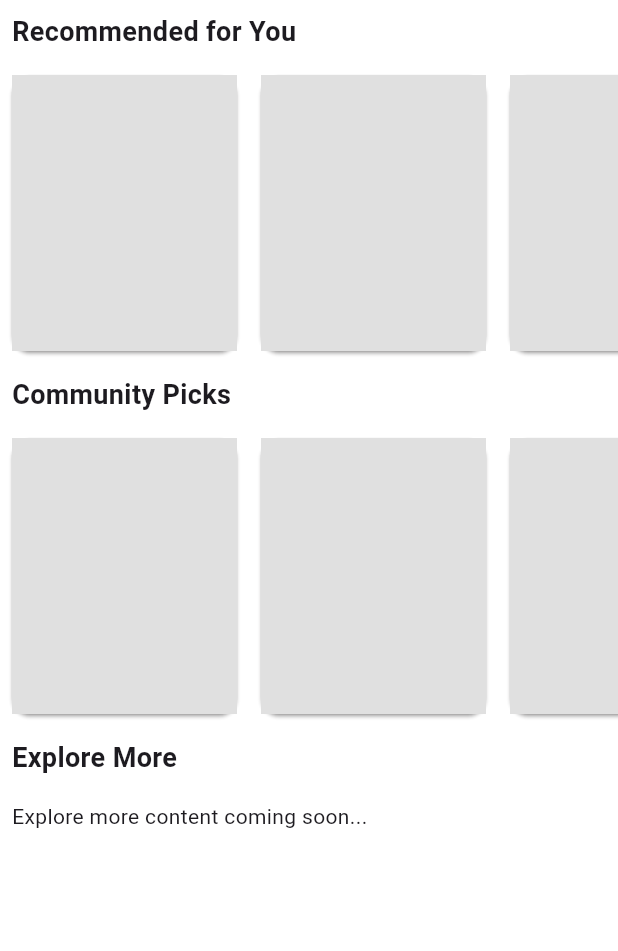
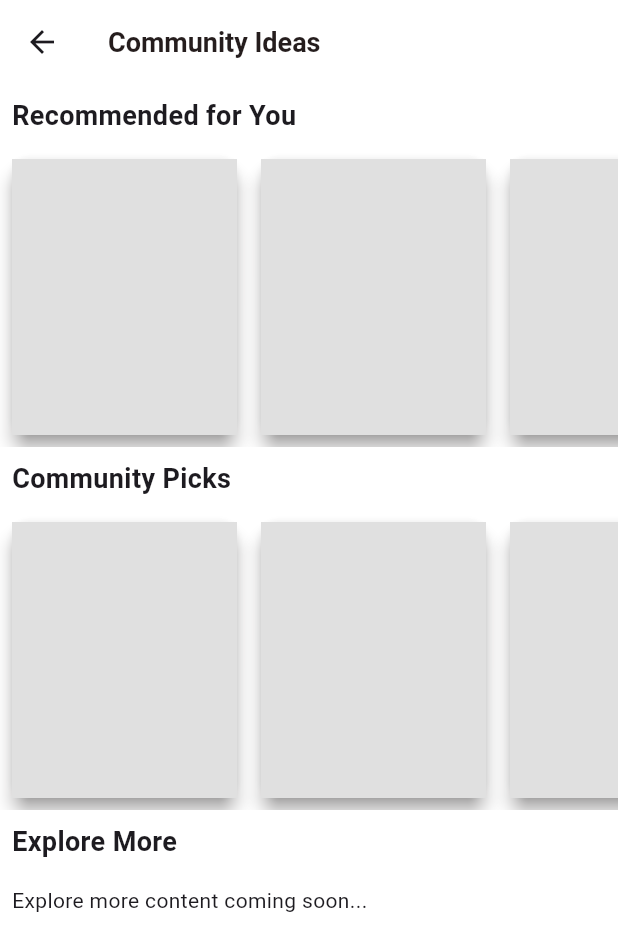
Before and after one commit to OBRND/Recipe, a Flutter app: the IdeasTab screen opened directly, on a phone screen of 412 x 824 dp. Shown: the top 951 px of the screen. Run offline on Flutter 3.47's test engine with Material 3 defaults, Android fonts, the phone set to English and light mode, and no system bars; our stand-ins replace cloud_firestore, easy_date_timeline, firebase_auth, firebase_core, palette_generator, sliding_clipped_nav_bar; accounts and stored records are empty.

Commit message:
theme and  screen updates

```diff
--- /dev/null
+++ b/lib/Screens/ideas.dart
@@ -0,0 +1,92 @@
+import 'package:flutter/material.dart';
+
+class IdeasTab extends StatefulWidget {
+  const IdeasTab({super.key});
+
+  @override
+  State<IdeasTab> createState() => Ideas();
+}
+
+class Ideas extends State<IdeasTab> {
+
+  @override
+  Widget build(BuildContext context) {
+    return Scaffold(
+      appBar: AppBar(title: Text('Community Ideas'),),
+      body: SingleChildScrollView(
+        child: Column(
+          crossAxisAlignment: CrossAxisAlignment.start,
+          children: [
+            sectionTitle("Recommended for You"),
+            RecommendedSection(),
+            sectionTitle("Community Picks"),
+            CommunitySection(),
+            sectionTitle("Explore More"),
+            ExploreMoreSection(),
+          ],
+        ),
+      ),
+    );
+  }
+
+  Widget sectionTitle(title) {
+    return Padding(
+      padding: const EdgeInsets.all(8.0),
+      child: Text(
+        title,
+        style: const TextStyle(fontSize: 18, fontWeight: FontWeight.bold),
+      ),
+    );
+  }
+}
+
+class RecommendedSection extends StatelessWidget {
+  @override
+  Widget build(BuildContext context) {
+    // Replace this placeholder with the logic to display recommended recipes.
+    return SizedBox(
+      height: 200,
+      child: ListView.builder(
+        scrollDirection: Axis.horizontal,
+        itemCount: 5, // Example count
+        itemBuilder: (context, index) {
+          return Card(
+            margin: const EdgeInsets.all(8),
+            child: Container(width: 150, color: Colors.grey[300]),
+          );
+        },
+      ),
+    );
+  }
+}
+
+class CommunitySection extends StatelessWidget {
+  @override
+  Widget build(BuildContext context) {
+    // Replace this placeholder with the logic to display trending recipes.
+    return SizedBox(
+      height: 200,
+      child: ListView.builder(
+        scrollDirection: Axis.horizontal,
+        itemCount: 5, // Example count
+        itemBuilder: (context, index) {
+          return Card(
+            margin: const EdgeInsets.all(8),
+            child: Container(width: 150, color: Colors.grey[300]),
+          );
+        },
+      ),
+    );
+  }
+}
+
+class ExploreMoreSection extends StatelessWidget {
+  @override
+  Widget build(BuildContext context) {
+    // Replace this placeholder with the logic to display additional content.
+    return Padding(
+      padding: const EdgeInsets.all(8.0),
+      child: Text("Explore more content coming soon..."),
+    );
+  }
+}
--- a/lib/Screens/recipe.dart
+++ b/lib/Screens/recipe.dart
@@ -19,44 +19,6 @@ class _RecipesState extends State<Recipes> with AutomaticKeepAliveClientMixin {
 
   @override
   Widget build(BuildContext context) {
-    super.build(context);
-    return DefaultTabController(
-      length: 2, // Two tabs: All Recipes and Ideas
-      child: Scaffold(
-        appBar: PreferredSize(
-          preferredSize: Size.fromHeight(40),
-          child: AppBar(
-            backgroundColor: Colors.white,
-            elevation: 1,
-            title: const TabBar(
-              labelColor: Colors.black,
-              unselectedLabelColor: Colors.black45,
-              indicatorColor: Color(0xFFFF3C00),
-              tabs: [
-                Tab(text: "Ideas",
-                height: 30,),
-                Tab(text: "All Recipes",
-                height: 30),
-              ],
-            ),
-          ),
-        ),
-        body: const TabBarView(
-          children: [
-            AllRecipesTab(), // New widget for "All Recipes"
-            IdeasTab(),      // New widget for "Ideas"
-          ],
-        ),
-      ),
-    );
-  }
-}
-
-class AllRecipesTab extends StatelessWidget {
-  const AllRecipesTab({super.key});
-
-  @override
-  Widget build(BuildContext context) {
     final user = Provider.of<UserID>(context);
     final userDataa = Provider.of<UserDataModel?>(context);
 
@@ -73,9 +35,7 @@ class AllRecipesTab extends StatelessWidget {
                   children: [
                     // Tab selector for switching between saved and recent recipes.
                     TabBar(
-                      labelColor: Colors.black,
                       unselectedLabelColor: Colors.black45,
-                      indicatorColor: Color(0xD7DF1313),
                       onTap: (i) {},
                       tabs: const [
                         Tab(text: 'Recently Viewed'),
@@ -231,12 +191,12 @@ class AllRecipesTab extends StatelessWidget {
                           borderRadius: BorderRadius.only(
                               bottomLeft: Radius.circular(10),
                               bottomRight: Radius.circular(10)),
-                          color: Color(0xE4C10606),
+                          color: Color(0xF4F32607),
                         ),
 
                         child: Padding(
                           padding: const EdgeInsets.all(8.0),
-                          child: Text(style: TextStyle(color: Colors.white),
+                          child: Text(style: TextStyle(color: Colors.white, fontWeight: FontWeight.bold),
                               index == 0 ? 'Breakfast' :
                               index == 1 ? 'Main Dish' :
                               index == 2 ? 'Dessert' :
@@ -253,92 +213,3 @@ class AllRecipesTab extends StatelessWidget {
     );
   }
 }
-
-class IdeasTab extends StatelessWidget {
-  const IdeasTab({super.key});
-
-  @override
-  Widget build(BuildContext context) {
-    return SingleChildScrollView(
-      child: Column(
-        crossAxisAlignment: CrossAxisAlignment.start,
-        children: [
-          const SectionTitle("Recommended for You"),
-          RecommendedSection(),
-          const SectionTitle("Community Picks"),
-          CommunitySection(),
-          const SectionTitle("Explore More"),
-          ExploreMoreSection(),
-        ],
-      ),
-    );
-  }
-}
-
-class SectionTitle extends StatelessWidget {
-  final String title;
-
-  const SectionTitle(this.title, {super.key});
-
-  @override
-  Widget build(BuildContext context) {
-    return Padding(
-      padding: const EdgeInsets.all(8.0),
-      child: Text(
-        title,
-        style: const TextStyle(fontSize: 18, fontWeight: FontWeight.bold),
-      ),
-    );
-  }
-}
-
-class RecommendedSection extends StatelessWidget {
-  @override
-  Widget build(BuildContext context) {
-    // Replace this placeholder with the logic to display recommended recipes.
-    return SizedBox(
-      height: 200,
-      child: ListView.builder(
-        scrollDirection: Axis.horizontal,
-        itemCount: 5, // Example count
-        itemBuilder: (context, index) {
-          return Card(
-            margin: const EdgeInsets.all(8),
-            child: Container(width: 150, color: Colors.grey[300]),
-          );
-        },
-      ),
-    );
-  }
-}
-
-class CommunitySection extends StatelessWidget {
-  @override
-  Widget build(BuildContext context) {
-    // Replace this placeholder with the logic to display trending recipes.
-    return SizedBox(
-      height: 200,
-      child: ListView.builder(
-        scrollDirection: Axis.horizontal,
-        itemCount: 5, // Example count
-        itemBuilder: (context, index) {
-          return Card(
-            margin: const EdgeInsets.all(8),
-            child: Container(width: 150, color: Colors.grey[300]),
-          );
-        },
-      ),
-    );
-  }
-}
-
-class ExploreMoreSection extends StatelessWidget {
-  @override
-  Widget build(BuildContext context) {
-    // Replace this placeholder with the logic to display additional content.
-    return Padding(
-      padding: const EdgeInsets.all(8.0),
-      child: Text("Explore more content coming soon..."),
-    );
-  }
-}
--- a/lib/Theme/app_theme.dart
+++ b/lib/Theme/app_theme.dart
@@ -3,8 +3,8 @@ import 'package:flutter/material.dart';
 class AppThemes {
   // Define colors
   static const Color dominantColor = Color(0xFFFFFFFF); // White
-  static const Color secondaryColor = Color(0xFFABABAB); // Silver
-  static const Color accentColor = Color(0xFFFF4500); // International Orange
+  static const Color secondaryColor = Color(0xFFFAEFEB); // Silver
+  static const Color accentColor = Color(0xDBF32607); // International Orange
   static const Color thunderColor = Color(0xFF251D1D); // Thunder
   static const Color flameGray = Color(0xFF6D6A6A); // Flame Gray
   static const Color siennaColor = Color(0xFF6E1903); // Sienna
@@ -15,8 +15,17 @@ class AppThemes {
     brightness: Brightness.light,
     primaryColor: dominantColor,
     scaffoldBackgroundColor: dominantColor,
+    appBarTheme: AppBarTheme(
+      color: dominantColor,
+      surfaceTintColor: accentColor,
+        titleTextStyle: TextStyle(color: thunderColor, fontWeight: FontWeight.bold, fontSize: 18)
+    ),
+    floatingActionButtonTheme: FloatingActionButtonThemeData(
+      backgroundColor: accentColor,
+    ),
     cardTheme: CardTheme(
-      color: secondaryColor,
+      elevation: 5,
+      color: dominantColor,
       shadowColor: thunderColor,
       shape: RoundedRectangleBorder(
         borderRadius: BorderRadius.circular(12.0),
@@ -31,6 +40,10 @@ class AppThemes {
         ),
         padding: const EdgeInsets.symmetric(horizontal: 16.0, vertical: 12.0),
       ),
+    ),
+    iconTheme: IconThemeData(color: thunderColor),
+    tabBarTheme: TabBarTheme(
+      indicatorColor: accentColor
     ),
     textTheme: TextTheme(
       headlineLarge: TextStyle(
```
Also changed, not shown: lib/Screens/bottom_nav.dart (+5 -4 lines), lib/Screens/home.dart (+60 -35 lines), lib/Screens/recipe_details.dart (+22 -5 lines), lib/Screens/shopping_list.dart (+8 -9 lines), 1 other file.
